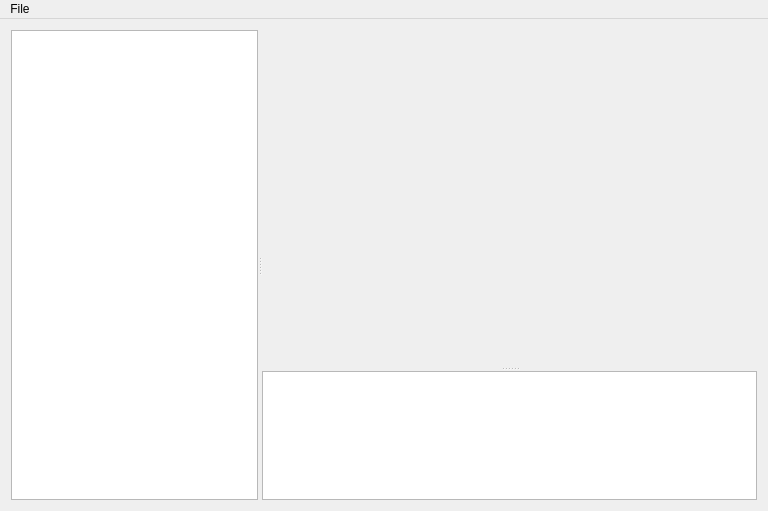
The window that WindSim/windsim.ui (gudajan/Windsim) describes before a commit, drawn with Qt 5.
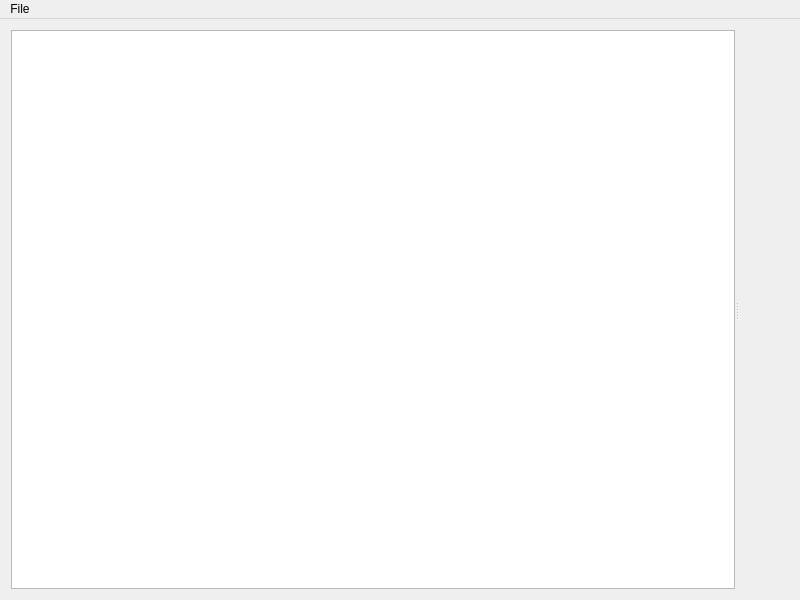
The same window after the commit. Custom widgets are drawn as their Qt base class.

```diff
--- a/WindSim/windsim.ui
+++ b/WindSim/windsim.ui
@@ -6,8 +6,8 @@
    <rect>
     <x>0</x>
     <y>0</y>
-    <width>768</width>
-    <height>511</height>
+    <width>800</width>
+    <height>600</height>
    </rect>
   </property>
   <property name="windowTitle">
@@ -67,14 +67,6 @@
          <cursorShape>ArrowCursor</cursorShape>
         </property>
        </widget>
-       <widget class="QTextBrowser" name="log">
-        <property name="sizePolicy">
-         <sizepolicy hsizetype="Expanding" vsizetype="Expanding">
-          <horstretch>0</horstretch>
-          <verstretch>1</verstretch>
-         </sizepolicy>
-        </property>
-       </widget>
       </widget>
      </widget>
     </item>
@@ -85,7 +77,7 @@
     <rect>
      <x>0</x>
      <y>0</y>
-     <width>768</width>
+     <width>800</width>
      <height>21</height>
     </rect>
    </property>
```
